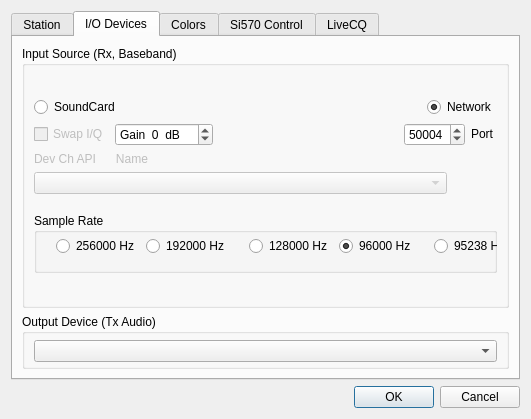
This is map65/devsetup.ui in WSJTX/wsjtx as Qt 5 draws it before an edit. The edited form follows.
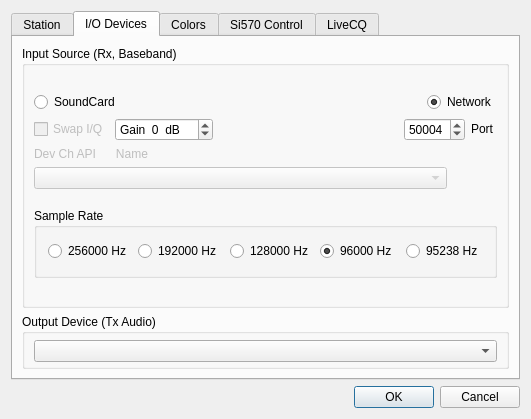
This is the edited form. The open tabs and pages were chosen to show the change.

```diff
--- a/map65/devsetup.ui
+++ b/map65/devsetup.ui
@@ -766,21 +766,12 @@
                 <property name="maximumSize">
                  <size>
                   <width>16777215</width>
-                  <height>60</height>
+                  <height>70</height>
                  </size>
                 </property>
                 <property name="title">
                  <string>Sample Rate</string>
                 </property>
-                <widget class="QWidget" name="layoutWidget_4">
-                 <property name="geometry">
-                  <rect>
-                   <x>10</x>
-                   <y>20</y>
-                   <width>480</width>
-                   <height>26</height>
-                  </rect>
-                 </property>
                  <layout class="QHBoxLayout" name="horizontalLayout_6">
                   <item>
                    <spacer name="horizontalSpacer_5">
@@ -902,7 +893,6 @@
                    </spacer>
                   </item>
                  </layout>
-                </widget>
                </widget>
               </item>
              </layout>
```
